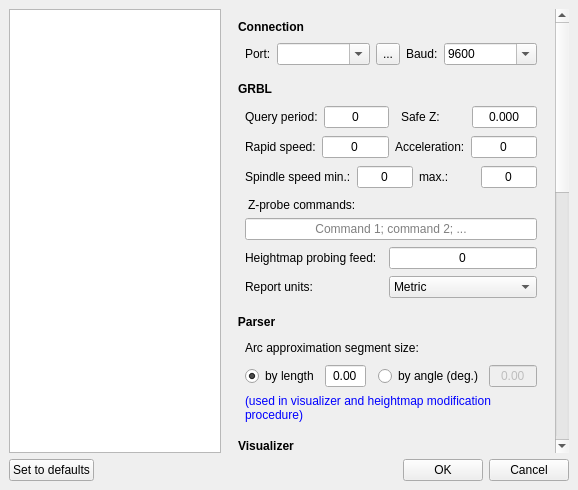
Above: frmsettings.ui from Denvi/Candle before the change. Below: the same form after it.
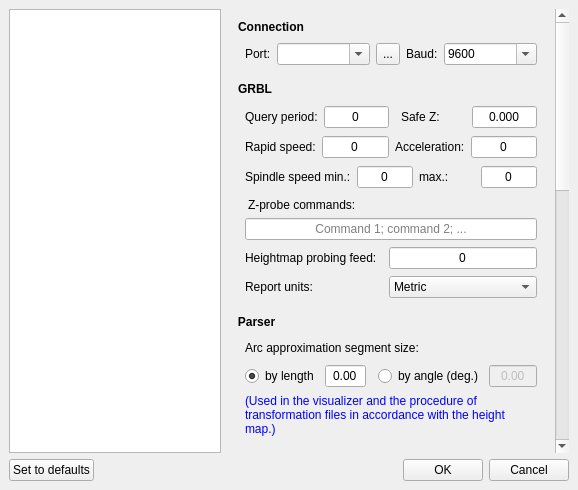
That is the form after the change. Icons and pictures are not drawn. Custom widgets are drawn as their Qt base class.

```diff
--- a/frmsettings.ui
+++ b/frmsettings.ui
@@ -83,9 +83,9 @@
         <property name="geometry">
          <rect>
           <x>0</x>
-          <y>-595</y>
-          <width>347</width>
-          <height>1034</height>
+          <y>-181</y>
+          <width>399</width>
+          <height>1199</height>
          </rect>
         </property>
         <layout class="QVBoxLayout" name="verticalLayout_4">
@@ -577,7 +577,7 @@
                  <string notr="true">color: blue;</string>
                 </property>
                 <property name="text">
-                 <string>(used in visualizer and heightmap modification procedure)</string>
+                 <string>(Used in the visualizer and the procedure of transformation files in accordance with the height map.)</string>
                 </property>
                 <property name="wordWrap">
                  <bool>true</bool>
```
